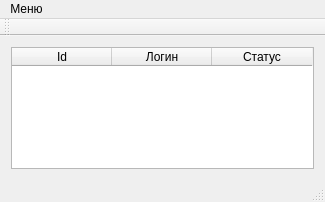
This is TcpChatServer/tcpchatserver.ui in ulkiorra1992/Chat as Qt 5 draws it before an edit. The edited form follows.
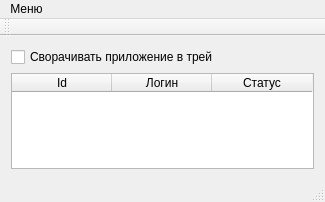
This is the edited form.

Commit message: Сворачивание окна приложения в трей

```diff
--- a/TcpChatServer/tcpchatserver.ui
+++ b/TcpChatServer/tcpchatserver.ui
@@ -21,7 +21,7 @@
   </property>
   <widget class="QWidget" name="centralWidget">
    <layout class="QGridLayout" name="gridLayout">
-    <item row="0" column="0">
+    <item row="1" column="0">
      <widget class="QTableWidget" name="tableWidget">
       <column>
        <property name="text">
@@ -40,6 +40,13 @@
       </column>
      </widget>
     </item>
+    <item row="0" column="0">
+     <widget class="QCheckBox" name="cbIsTrayIcon">
+      <property name="text">
+       <string>Сворачивать приложение в трей</string>
+      </property>
+     </widget>
+    </item>
    </layout>
   </widget>
   <widget class="QMenuBar" name="menuBar">
```
The commit also changes 8 other files.
